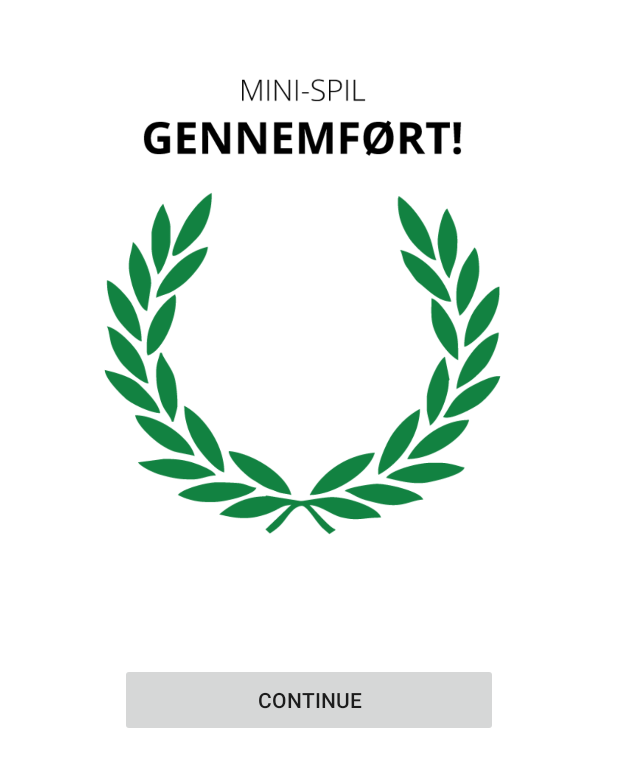
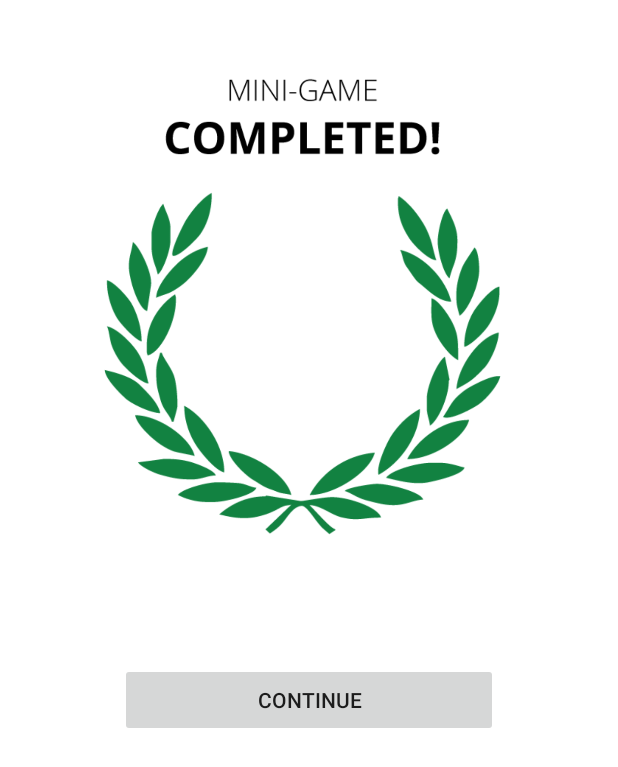
Before and after one commit to AnjaNilsson/P9, an Android app: the Victory screen opened directly, with no data from a screen before it, on a phone screen of 412 x 824 dp. Shown: the top 767 px of the screen. Run offline under Robolectric (Android 15) with nearby library versions, the phone set to English and light mode, and no system bars.

Commit message:
Game completed picture changed

```diff
--- a/P9/MeteorQuest/src/main/res/layout/activity_victory.xml
+++ b/P9/MeteorQuest/src/main/res/layout/activity_victory.xml
@@ -11,13 +11,13 @@
         android:id="@+id/imageView"
         android:layout_width="387dp"
         android:layout_height="491dp"
-        app:srcCompat="@drawable/victory"
+        android:layout_marginTop="-4dp"
+        app:layout_constraintHorizontal_bias="0.333"
         app:layout_constraintLeft_toLeftOf="parent"
         app:layout_constraintRight_toRightOf="parent"
+        app:layout_constraintTop_toTopOf="parent"
         app:layout_constraintVertical_chainStyle="packed"
-        app:layout_constraintTop_toTopOf="parent"
-        android:layout_marginTop="-4dp"
-        app:layout_constraintHorizontal_bias="0.333"/>
+        app:srcCompat="@drawable/completed" />
 
     <Button
         android:id="@+id/button3"
```
